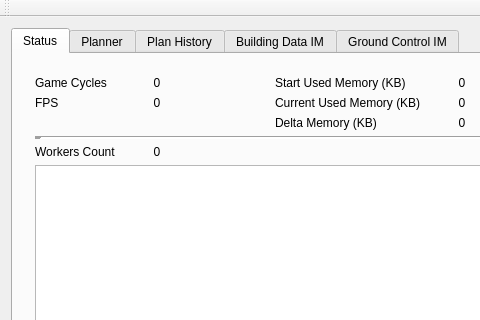
First picture: the form in src/IStrategizerBWAPIClient/ClientMain.ui, repository RtsAiResearch/IStrategizer, before the edit; both pictures show x 0 to 480 and y 0 to 320 of the 1024 by 799 pixel window.
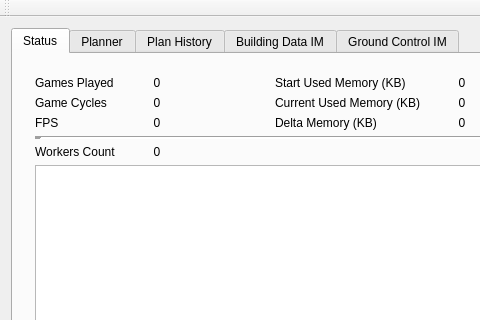
Second picture: the form after the edit.

Commit message: Fix EngineObject memory manager bug - Fix EngineObject allocation fail due to compilation units order of initialization not guaranteed - Remove MoveAction type from the MetaData to fix problem in Visualizer throwing warning message due to Id missing - Expose number of played games since Engine instance started to UI - Fix threading problems

```diff
--- a/src/IStrategizerBWAPIClient/ClientMain.ui
+++ b/src/IStrategizerBWAPIClient/ClientMain.ui
@@ -79,23 +79,6 @@
              </property>
             </widget>
            </item>
-           <item row="3" column="1">
-            <widget class="QLabel" name="lblGameCyclesData">
-             <property name="text">
-              <string>0</string>
-             </property>
-             <property name="alignment">
-              <set>Qt::AlignCenter</set>
-             </property>
-            </widget>
-           </item>
-           <item row="3" column="0">
-            <widget class="QLabel" name="lblGameCycles">
-             <property name="text">
-              <string>Game Cycles</string>
-             </property>
-            </widget>
-           </item>
            <item row="9" column="1">
             <widget class="QLabel" name="lblWorkersCountData">
              <property name="text">
@@ -155,16 +138,6 @@
              </property>
             </widget>
            </item>
-           <item row="5" column="1">
-            <widget class="QLabel" name="lblFPSData">
-             <property name="text">
-              <string>0</string>
-             </property>
-             <property name="alignment">
-              <set>Qt::AlignCenter</set>
-             </property>
-            </widget>
-           </item>
            <item row="3" column="3">
             <widget class="QLabel" name="lblStartUsedMemory">
              <property name="text">
@@ -189,13 +162,6 @@
              </property>
             </widget>
            </item>
-           <item row="5" column="0">
-            <widget class="QLabel" name="lblFPS">
-             <property name="text">
-              <string>FPS</string>
-             </property>
-            </widget>
-           </item>
            <item row="8" column="0" colspan="7">
             <widget class="Line" name="line">
              <property name="frameShadow">
@@ -260,6 +226,57 @@
              </property>
             </widget>
            </item>
+           <item row="6" column="0">
+            <widget class="QLabel" name="lblFPS">
+             <property name="text">
+              <string>FPS</string>
+             </property>
+            </widget>
+           </item>
+           <item row="6" column="1">
+            <widget class="QLabel" name="lblFPSData">
+             <property name="text">
+              <string>0</string>
+             </property>
+             <property name="alignment">
+              <set>Qt::AlignCenter</set>
+             </property>
+            </widget>
+           </item>
+           <item row="5" column="0">
+            <widget class="QLabel" name="lblGameCycles">
+             <property name="text">
+              <string>Game Cycles</string>
+             </property>
+            </widget>
+           </item>
+           <item row="5" column="1">
+            <widget class="QLabel" name="lblGameCyclesData">
+             <property name="text">
+              <string>0</string>
+             </property>
+             <property name="alignment">
+              <set>Qt::AlignCenter</set>
+             </property>
+            </widget>
+           </item>
+           <item row="3" column="0">
+            <widget class="QLabel" name="lblGamesPlayed">
+             <property name="text">
+              <string>Games Played</string>
+             </property>
+            </widget>
+           </item>
+           <item row="3" column="1">
+            <widget class="QLabel" name="lblGamesPlayedData">
+             <property name="text">
+              <string>0</string>
+             </property>
+             <property name="alignment">
+              <set>Qt::AlignCenter</set>
+             </property>
+            </widget>
+           </item>
           </layout>
          </widget>
         </widget>
```
The commit also changes 4 other files.
